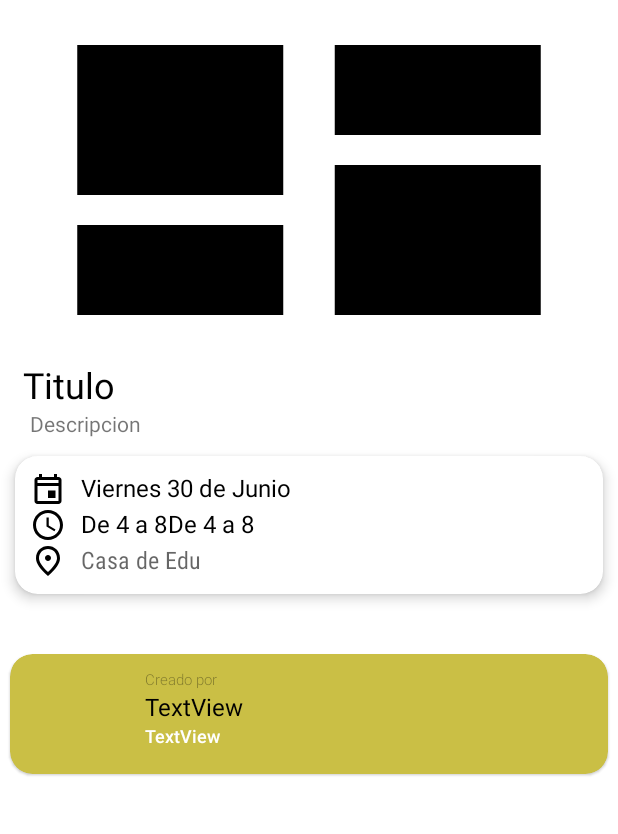
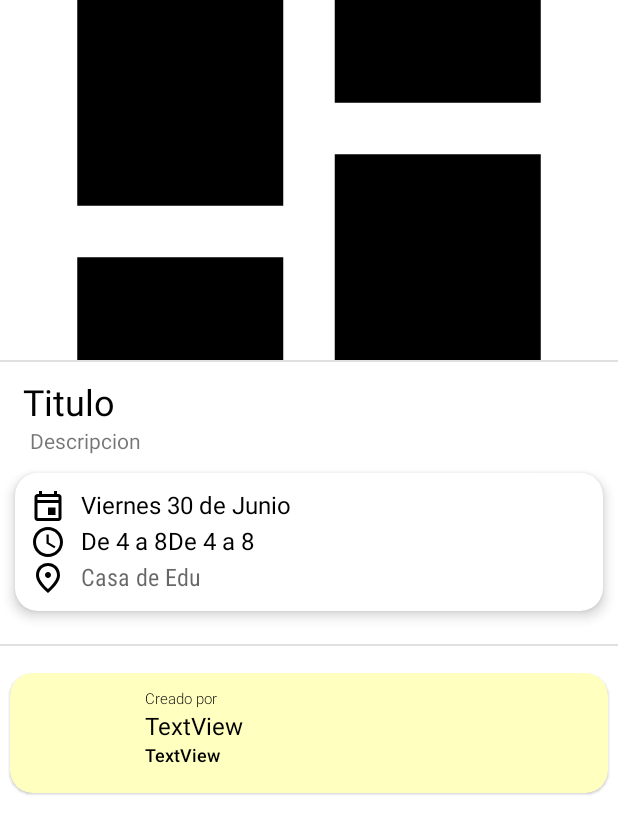
Before and after one commit to Zaexv/PlanItNow_Android, an Android app: the ViewPlanActivity screen opened directly, with no data from a screen before it, on a phone screen of 412 x 824 dp. Shown: the top 834 px of the screen. Run offline under Robolectric (Android 15) with nearby library versions, the phone set to English and light mode, and no system bars; our stand-ins replace navigation-ui; libraries missing offline, so code that uses them is left out: coil.api.load, com.graphql.models; pictures from the network do not load; 3 statements that could not run were skipped.

Commit message:
fix: Minor View Changes
Minor View Changes regarding plans to make them more visible

```diff
--- a/app/src/main/java/com/planitnow/usecases/homefeed/HomeAdapter.kt
+++ b/app/src/main/java/com/planitnow/usecases/homefeed/HomeAdapter.kt
@@ -9,6 +9,7 @@ import androidx.recyclerview.widget.RecyclerView
 import com.graphql.models.AllPlansQuery
 import com.planitnow.databinding.CardPlanBinding
 import coil.api.load
+import coil.size.Scale
 import coil.transform.BlurTransformation
 import coil.transform.CircleCropTransformation
 import coil.transform.RoundedCornersTransformation
@@ -49,8 +50,9 @@ class HomeAdapter(var homeViewModel: HomeViewModel) :
         holder.binding.planDateTextView.text = fechaEspanol.format(parsedDate)
         holder.binding.planLocationTextView.text = plan.location
         holder.binding.planImageView.load(plan.urlPlanPicture) {
+            scale(Scale.FILL)
             placeholder(R.drawable.ic_launcher_foreground)
-            transformations(RoundedCornersTransformation(10f))
+            transformations(RoundedCornersTransformation(5f))
         }
         if (position == homeViewModel.allPlans.size - 1) {
             onEndOfListReached?.invoke()
--- a/app/src/main/java/com/planitnow/usecases/viewplan/ViewPlanActivity.kt
+++ b/app/src/main/java/com/planitnow/usecases/viewplan/ViewPlanActivity.kt
@@ -11,6 +11,7 @@ import androidx.navigation.ui.AppBarConfiguration
 import androidx.navigation.ui.setupActionBarWithNavController
 import androidx.navigation.ui.setupWithNavController
 import coil.api.load
+import coil.size.Scale
 import coil.transform.CircleCropTransformation
 import com.google.android.material.bottomnavigation.BottomNavigationView
 import com.graphql.models.DetailedPlanQuery
@@ -94,6 +95,7 @@ class ViewPlanActivity : AppCompatActivity() {
         binding.viewPlanOwnerPublicName.text = detailedPlan.owner.userProfile!!.publicUsername
         binding.viewPlanOwnerName.text = "@"+detailedPlan.owner.username
         binding.viewPlanOwnerProfilePicture.load(detailedPlan.owner.userProfile!!.urlProfilePicture) {
+            scale(Scale.FILL)
             placeholder(R.drawable.ic_home_black_24dp)
             transformations(CircleCropTransformation())
         }
--- a/app/src/main/res/layout/activity_view_plan.xml
+++ b/app/src/main/res/layout/activity_view_plan.xml
@@ -16,8 +16,19 @@
             android:layout_width="match_parent"
             android:layout_height="240dp"
             android:adjustViewBounds="true"
-            android:scaleType="fitXY"
+            android:scaleType="centerCrop"
             app:srcCompat="@drawable/ic_dashboard_black_24dp" />
+
+        <View
+            android:id="@+id/divider"
+            android:layout_width="match_parent"
+            android:layout_height="1dp"
+            android:background="?android:attr/listDivider"
+            android:scaleY="1" />
+
+        <Space
+            android:layout_width="match_parent"
+            android:layout_height="10dp" />
 
         <TextView
             android:id="@+id/view_plan_title"
@@ -115,7 +126,20 @@
 
         <Space
             android:layout_width="match_parent"
-            android:layout_height="20dp" />
+            android:layout_height="10dp" />
+
+        <View
+            android:id="@+id/divider2"
+            android:layout_width="match_parent"
+            android:layout_height="1dp"
+            android:background="?android:attr/listDivider"
+            android:scaleY="1"
+            tools:layout_editor_absoluteX="-198dp"
+            tools:layout_editor_absoluteY="30dp" />
+
+        <Space
+            android:layout_width="match_parent"
+            android:layout_height="10dp" />
 
         <androidx.cardview.widget.CardView
 
@@ -125,7 +149,7 @@
             android:animateLayoutChanges="true"
             android:clipToPadding="true"
             android:paddingEnd="10dp"
-            app:cardBackgroundColor="@color/yellow_secondary_dark"
+            app:cardBackgroundColor="@color/yellow_primary_light"
             app:cardCornerRadius="15dp"
             app:cardElevation="1dp"
             app:cardPreventCornerOverlap="true"
@@ -165,7 +189,7 @@
                         android:fontFamily="sans-serif-light"
                         android:text="@string/created_by"
                         android:textAppearance="@style/TextAppearance.AppCompat.Body1"
-                        android:textColor="@color/material_on_primary_disabled"
+                        android:textColor="@android:color/black"
                         android:textSize="10sp" />
 
                     <TextView
@@ -183,7 +207,7 @@
                         android:layout_height="wrap_content"
                         android:text="TextView"
                         android:textAppearance="@style/TextAppearance.AppCompat.Body2"
-                        android:textColor="@android:color/background_light"
+                        android:textColor="@color/black"
                         android:textSize="12sp" />
                 </LinearLayout>
             </androidx.constraintlayout.widget.ConstraintLayout>
```
Also changed, not shown: app/src/main/res/layout/card_plan.xml (+9 -9 lines).
